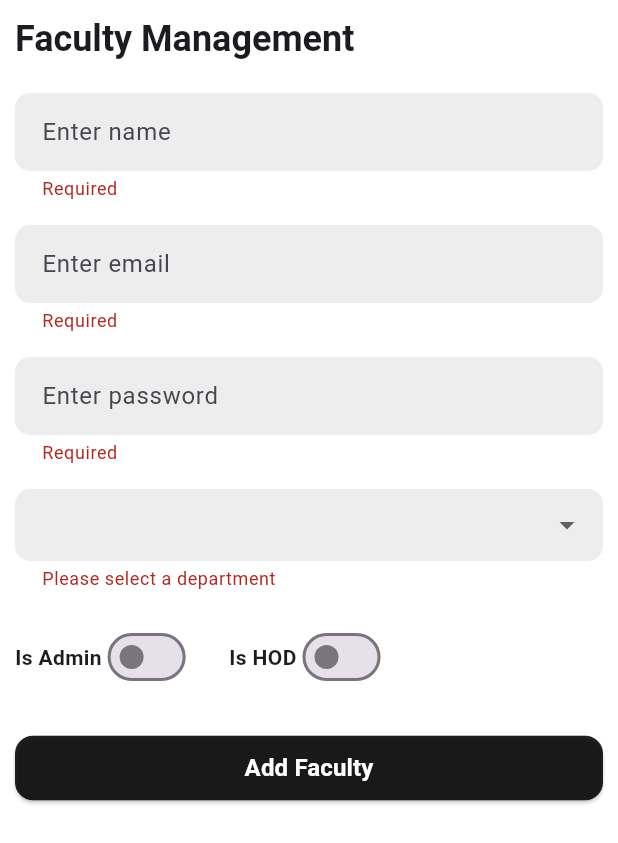
After one commit to jainambarbhaya1509/Scheduler, a Flutter app: the SuperAdminPage screen opened directly, after a tap on "Add Faculty", on a phone screen of 412 x 824 dp. The commit adds this screen. Shown: the top 843 px of the screen. Run offline on Flutter 3.47's test engine with Material 3 defaults, Android fonts, the phone set to English and light mode, and no system bars; our stand-ins replace cloud_firestore, device_preview, file_picker, firebase_core, get; missing offline and left inert: excel; accounts and stored records are empty.

Commit message:
added super admin page

```diff
--- a/lib/controller/login_controller.dart
+++ b/lib/controller/login_controller.dart
@@ -50,7 +50,7 @@ class LoginController extends GetxController {
         user["department"] ?? "",
         hod: user["isHOD"] ?? false,
         admin: user["isAdmin"] ?? false,
-
+        superadmin: user["isSuperAdmin"] ?? false
       );
 
       Get.snackbar("Success", "Welcome ${user['username']}");
--- a/lib/controller/user_controller.dart
+++ b/lib/controller/user_controller.dart
@@ -7,15 +7,18 @@ class UserController extends GetxController {
   final RxString department = "".obs;
   final RxBool isHOD = false.obs;
   final RxBool isAdmin = false.obs;
+  final RxBool isSuperAdmin = false.obs;
+
 
   /// Set the current logged-in user info
-  void setUser(String id, String name, String userEmail, String dept, {bool hod = false, bool admin = false}) {
+  void setUser(String id, String name, String userEmail, String dept, {bool hod = false, bool admin = false, bool superadmin = false}) {
     userId.value = id;
     username.value = name;
     email.value = userEmail;
     department.value = dept;
     isHOD.value = hod;
     isAdmin.value = admin;
+    isSuperAdmin.value = superadmin;
   }
 
   /// Clear user data on logout
@@ -26,5 +29,6 @@ class UserController extends GetxController {
     department.value = "";
     isHOD.value = false;
     isAdmin.value = false;
+    isSuperAdmin.value = false;
   }
 }
--- a/lib/main.dart
+++ b/lib/main.dart
@@ -37,3 +37,6 @@ class MyApp extends StatelessWidget {
     );
   }
 }
+
+
+// TODO: [change isAdmin -> isTTC and isSuperAdmin -> isAdmin]
--- a/lib/pages/profile/profile_page.dart
+++ b/lib/pages/profile/profile_page.dart
@@ -33,7 +33,16 @@ class ProfilePage extends StatelessWidget {
               const SizedBox(height: 30),
               _buildInfoTile("Name", controller.username.value),
               _buildInfoTile("Email", controller.email.value),
-              _buildInfoTile("Role", controller.isHOD.value ? "Head of Department" : controller.isAdmin.value ? "Time Table Coordinator" : "Faculty"),
+              _buildInfoTile(
+                "Role",
+                controller.isHOD.value
+                    ? "Head of Department"
+                    : controller.isAdmin.value
+                    ? "Time Table Coordinator"
+                    : controller.isSuperAdmin.value
+                    ? "Super Admin"
+                    : "Faculty",
+              ),
               const Spacer(),
               _buildLogoutButton(),
             ],
@@ -88,5 +97,4 @@ Widget _buildLogoutButton() {
       ),
     );
   }
-
 }
--- /dev/null
+++ b/lib/pages/superadmin/superadmin_page.dart
@@ -0,0 +1,186 @@
+import 'package:flutter/material.dart';
+import 'package:get/get.dart';
+import 'package:schedule/controller/superadmin_controller.dart';
+
+class SuperAdminPage extends StatefulWidget {
+  const SuperAdminPage({super.key});
+
+  @override
+  State<SuperAdminPage> createState() => _SuperAdminPageState();
+}
+
+class _SuperAdminPageState extends State<SuperAdminPage> {
+  final _formKey = GlobalKey<FormState>();
+
+  final TextEditingController nameCtrl = TextEditingController();
+  final TextEditingController emailCtrl = TextEditingController();
+  final TextEditingController passwordCtrl = TextEditingController();
+
+  String? selectedDept;
+  bool isAdmin = false;
+  bool isHod = false;
+
+  final List<String> departments = [
+    "Information Technology",
+    "Computer Engineering",
+  ];
+
+  Future<void> submitUser() async {
+    if (!_formKey.currentState!.validate()) return;
+
+    Map<String, dynamic> data = {
+      "name": nameCtrl.text.trim(),
+      "email": emailCtrl.text.trim(),
+      "password": passwordCtrl.text.trim(),
+      "department": selectedDept,
+      "isAdmin": isAdmin,
+      "isHOD": isHod,
+      "isSuperAdmin": false,
+    };
+
+    await Get.put(SuperAdminController()).addUser(data);
+
+    Get.back();
+  }
+
+  @override
+  Widget build(BuildContext context) {
+    return Scaffold(
+      body: SingleChildScrollView(
+        padding: EdgeInsets.symmetric(vertical: 10, horizontal: 10),
+        child: Column(
+          mainAxisAlignment: MainAxisAlignment.start,
+          crossAxisAlignment: CrossAxisAlignment.start,
+          children: [
+            Text(
+              "Faculty Management",
+              style: Theme.of(
+                context,
+              ).textTheme.headlineSmall?.copyWith(fontWeight: FontWeight.bold),
+            ),
+            const SizedBox(height: 20),
+            Form(
+              key: _formKey,
+              child: Column(
+                crossAxisAlignment: CrossAxisAlignment.start,
+                children: [
+                  _textField(nameCtrl, "Enter name"),
+
+                  const SizedBox(height: 16),
+
+                  _textField(emailCtrl, "Enter email"),
+
+                  const SizedBox(height: 16),
+
+                  _textField(passwordCtrl, "Enter password", isPassword: true),
+
+                  const SizedBox(height: 16),
+
+                  _departmentDropdown(),
+
+                  const SizedBox(height: 20),
+
+                  Row(
+                    children: [
+                      _toggle("Is Admin", isAdmin, (v) {
+                        setState(() => isAdmin = v);
+                      }),
+                      const SizedBox(width: 25),
+                      _toggle("Is HOD", isHod, (v) {
+                        setState(() => isHod = v);
+                      }),
+                    ],
+                  ),
+
+                  const SizedBox(height: 26),
+
+                  Container(
+                    width: double.infinity,
+                    child: ElevatedButton(
+                      onPressed: submitUser,
+                      style: ElevatedButton.styleFrom(
+                        backgroundColor: Colors.black87,
+                        padding: const EdgeInsets.symmetric(
+                          horizontal: 5,
+                          vertical: 10,
+                        ),
+                        shape: RoundedRectangleBorder(
+                          borderRadius: BorderRadius.circular(12),
+                        ),
+                      ),
+                      child: const Text(
+                        "Add Faculty",
+                        style: TextStyle(
+                          fontSize: 16,
+                          fontWeight: FontWeight.bold,
+                          color: Colors.white,
+                        ),
+                      ),
+                    ),
+                  ),
+                ],
+              ),
+            ),
+          ],
+        ),
+      ),
+    );
+  }
+
+  Widget _textField(
+    TextEditingController controller,
+    String hint, {
+    bool isPassword = false,
+  }) {
+    return TextFormField(
+      controller: controller,
+      obscureText: isPassword,
+      validator: (v) => v!.trim().isEmpty ? "Required" : null,
+      decoration: InputDecoration(
+        hintText: hint,
+        filled: true,
+        fillColor: const Color(0xFFEDEDED),
+        contentPadding: const EdgeInsets.symmetric(
+          horizontal: 14,
+          vertical: 14,
+        ),
+        border: OutlineInputBorder(
+          borderRadius: BorderRadius.circular(10),
+          borderSide: BorderSide.none,
+        ),
+      ),
+    );
+  }
+
+  Widget _departmentDropdown() {
+    return DropdownButtonFormField<String>(
+      value: selectedDept,
+      validator: (v) => v == null ? "Please select a department" : null,
+      decoration: InputDecoration(
+        filled: true,
+        fillColor: const Color(0xFFEDEDED),
+        border: OutlineInputBorder(
+          borderRadius: BorderRadius.circular(10),
+          borderSide: BorderSide.none,
+        ),
+        contentPadding: const EdgeInsets.symmetric(horizontal: 14),
+      ),
+      items: departments
+          .map((dept) => DropdownMenuItem(value: dept, child: Text(dept)))
+          .toList(),
+      onChanged: (v) => setState(() => selectedDept = v),
+    );
+  }
+
+  Widget _toggle(String text, bool value, Function(bool) onChange) {
+    return Row(
+      children: [
+        Text(
+          text,
+          style: const TextStyle(fontSize: 14, fontWeight: FontWeight.w600),
+        ),
+        Switch(value: value, onChanged: onChange, activeColor: Colors.green),
+      ],
+    );
+  }
+}
```
Also changed, not shown: lib/controller/profile_controller.dart (+8 -4 lines), lib/controller/superadmin_controller.dart (+21 -7 lines), lib/pages/home.dart (+74 -60 lines), lib/pages/login/login_page.dart (+9 -1 lines), 4 other files. Lines whose indentation alone changed are shown as unchanged.
